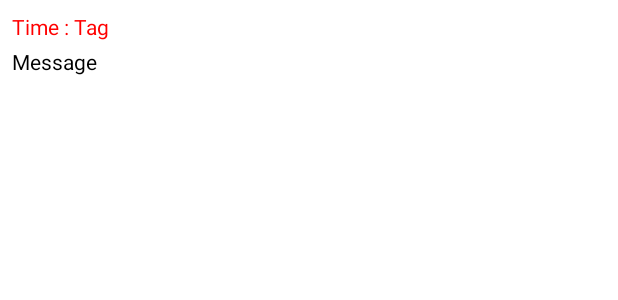
After one commit to NathanCioppa/SpotifyAutoQueue, an Android app: the layout error_message_recycler_object.xml on its own in the app's theme, with its tools: preview values and no code run, on a phone screen of 412 x 824 dp. The commit adds this screen. Shown: the top 300 px of the screen. Run offline under Robolectric (Android 15) with nearby library versions, the phone set to English and light mode, and no system bars.

Commit message:
i think the error log recycler is set up
idk havent tested it

```diff
--- a/app/src/main/java/com/example/spotifyautoqueue/ErrorLogActivity.java
+++ b/app/src/main/java/com/example/spotifyautoqueue/ErrorLogActivity.java
@@ -5,6 +5,8 @@ import androidx.appcompat.app.AppCompatActivity;
 import android.content.Intent;
 import android.os.Bundle;
 import android.view.View;
+
+import java.util.ArrayList;
 
 public class ErrorLogActivity extends AppCompatActivity {
 
@@ -14,6 +16,8 @@ public class ErrorLogActivity extends AppCompatActivity {
         setContentView(R.layout.activity_error_log);
     }
 
+    static ArrayList<ErrorMessage> errors;
+
     public void backToSettings(View button) {
         Intent settings = new Intent(this, SettingsActivity.class);
         startActivity(settings);
--- a/app/src/main/java/com/example/spotifyautoqueue/SearchItem.java
+++ b/app/src/main/java/com/example/spotifyautoqueue/SearchItem.java
@@ -1,6 +1,4 @@
 package com.example.spotifyautoqueue;
-
-import android.net.Uri;
 
 public class SearchItem {
     String name;
--- /dev/null
+++ b/app/src/main/res/layout/error_message_recycler_object.xml
@@ -0,0 +1,30 @@
+<?xml version="1.0" encoding="utf-8"?>
+<androidx.constraintlayout.widget.ConstraintLayout xmlns:android="http://schemas.android.com/apk/res/android"
+    xmlns:app="http://schemas.android.com/apk/res-auto"
+    xmlns:tools="http://schemas.android.com/tools"
+    android:id="@+id/errorMessageObjectContainer"
+    style="@style/background"
+    android:layout_width="match_parent"
+    android:layout_height="wrap_content"
+
+    android:padding="8dp">
+
+    <TextView
+        android:id="@+id/errorTimeAndTag"
+        android:layout_width="wrap_content"
+        android:layout_height="wrap_content"
+        android:text="Time : Tag"
+        android:textColor="#FF0000"
+        app:layout_constraintStart_toStartOf="parent"
+        app:layout_constraintTop_toTopOf="parent" />
+
+    <TextView
+        android:id="@+id/errorMessageView"
+        style="@style/textColor"
+        android:layout_width="wrap_content"
+        android:layout_height="wrap_content"
+        android:layout_marginTop="4dp"
+        android:text="Message"
+        app:layout_constraintStart_toStartOf="parent"
+        app:layout_constraintTop_toBottomOf="@+id/errorTimeAndTag" />
+</androidx.constraintlayout.widget.ConstraintLayout>
```
Also changed, not shown: app/src/main/java/com/example/spotifyautoqueue/ErrorMessage.java (added, +17 -0 lines), app/src/main/java/com/example/spotifyautoqueue/ErrorMessageAdapter.java (added, +59 -0 lines), app/src/main/res/layout/activity_error_log.xml (+12 -2 lines).
